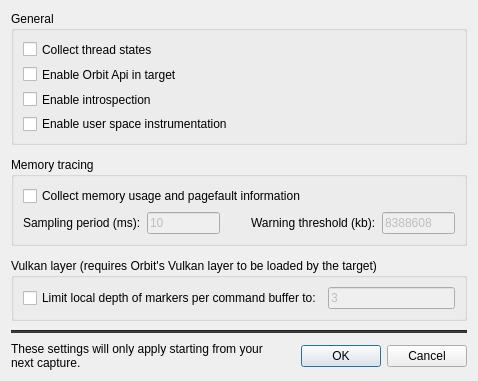
Qt form src/OrbitQt/CaptureOptionsDialog.ui (google/orbit) before a commit.
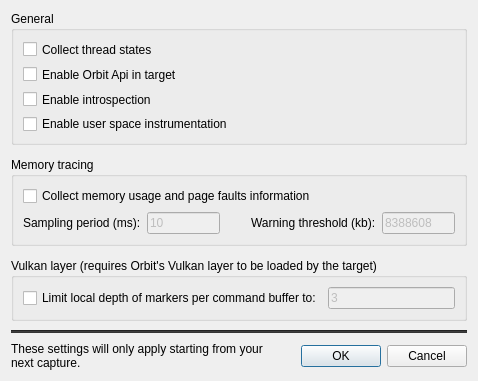
The same form after that commit.

Commit message:
Fix  "pagefault" related typos in code
With this change, we fix the typos related to "pagefault": it should be
"page fault" and we prefer to take "page faults" in naming.

```diff
--- a/src/OrbitQt/CaptureOptionsDialog.ui
+++ b/src/OrbitQt/CaptureOptionsDialog.ui
@@ -108,7 +108,7 @@
         <item>
          <widget class="QCheckBox" name="collectMemoryInfoCheckBox">
           <property name="text">
-           <string>Collect memory usage and pagefault information</string>
+           <string>Collect memory usage and page faults information</string>
           </property>
          </widget>
         </item>
```
The commit also changes 24 other files.
